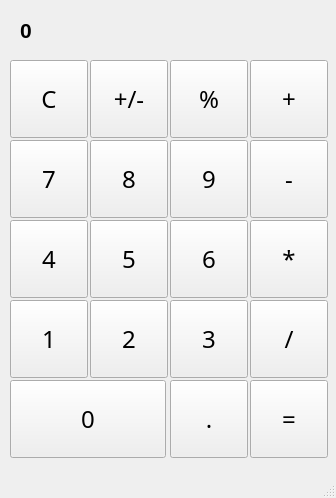
Qt form mainwindow.ui (Lyten1/calculator) before a commit.
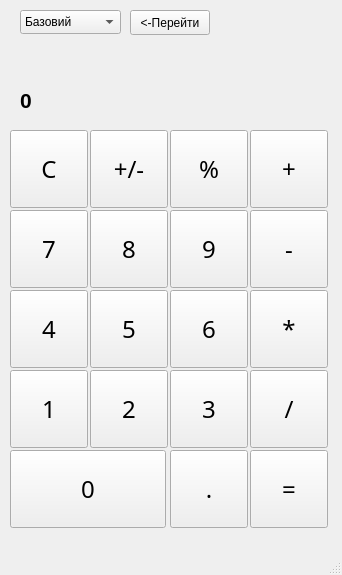
The same form after that commit.

Patch:
```diff
--- a/mainwindow.ui
+++ b/mainwindow.ui
@@ -6,8 +6,8 @@
    <rect>
     <x>0</x>
     <y>0</y>
-    <width>336</width>
-    <height>498</height>
+    <width>342</width>
+    <height>575</height>
    </rect>
   </property>
   <property name="windowTitle">
@@ -18,7 +18,7 @@
     <property name="geometry">
      <rect>
       <x>10</x>
-      <y>300</y>
+      <y>370</y>
       <width>78</width>
       <height>78</height>
      </rect>
@@ -37,7 +37,7 @@
     <property name="geometry">
      <rect>
       <x>90</x>
-      <y>300</y>
+      <y>370</y>
       <width>78</width>
       <height>78</height>
      </rect>
@@ -56,7 +56,7 @@
     <property name="geometry">
      <rect>
       <x>170</x>
-      <y>300</y>
+      <y>370</y>
       <width>78</width>
       <height>78</height>
      </rect>
@@ -75,7 +75,7 @@
     <property name="geometry">
      <rect>
       <x>10</x>
-      <y>220</y>
+      <y>290</y>
       <width>78</width>
       <height>78</height>
      </rect>
@@ -94,7 +94,7 @@
     <property name="geometry">
      <rect>
       <x>90</x>
-      <y>220</y>
+      <y>290</y>
       <width>78</width>
       <height>78</height>
      </rect>
@@ -113,7 +113,7 @@
     <property name="geometry">
      <rect>
       <x>170</x>
-      <y>220</y>
+      <y>290</y>
       <width>78</width>
       <height>78</height>
      </rect>
@@ -132,7 +132,7 @@
     <property name="geometry">
      <rect>
       <x>10</x>
-      <y>140</y>
+      <y>210</y>
       <width>78</width>
       <height>78</height>
      </rect>
@@ -151,7 +151,7 @@
     <property name="geometry">
      <rect>
       <x>90</x>
-      <y>140</y>
+      <y>210</y>
       <width>78</width>
       <height>78</height>
      </rect>
@@ -170,7 +170,7 @@
     <property name="geometry">
      <rect>
       <x>170</x>
-      <y>140</y>
+      <y>210</y>
       <width>78</width>
       <height>78</height>
      </rect>
@@ -189,7 +189,7 @@
     <property name="geometry">
      <rect>
       <x>10</x>
-      <y>60</y>
+      <y>130</y>
       <width>78</width>
       <height>78</height>
      </rect>
@@ -208,7 +208,7 @@
     <property name="geometry">
      <rect>
       <x>90</x>
-      <y>60</y>
+      <y>130</y>
       <width>78</width>
       <height>78</height>
      </rect>
@@ -227,7 +227,7 @@
     <property name="geometry">
      <rect>
       <x>170</x>
-      <y>60</y>
+      <y>130</y>
       <width>78</width>
       <height>78</height>
      </rect>
@@ -246,7 +246,7 @@
     <property name="geometry">
      <rect>
       <x>10</x>
-      <y>380</y>
+      <y>450</y>
       <width>156</width>
       <height>78</height>
      </rect>
@@ -265,7 +265,7 @@
     <property name="geometry">
      <rect>
       <x>170</x>
-      <y>380</y>
+      <y>450</y>
       <width>78</width>
       <height>78</height>
      </rect>
@@ -284,7 +284,7 @@
     <property name="geometry">
      <rect>
       <x>250</x>
-      <y>60</y>
+      <y>130</y>
       <width>78</width>
       <height>78</height>
      </rect>
@@ -303,7 +303,7 @@
     <property name="geometry">
      <rect>
       <x>250</x>
-      <y>140</y>
+      <y>210</y>
       <width>78</width>
       <height>78</height>
      </rect>
@@ -322,7 +322,7 @@
     <property name="geometry">
      <rect>
       <x>250</x>
-      <y>220</y>
+      <y>290</y>
       <width>78</width>
       <height>78</height>
      </rect>
@@ -341,7 +341,7 @@
     <property name="geometry">
      <rect>
       <x>250</x>
-      <y>380</y>
+      <y>450</y>
       <width>78</width>
       <height>78</height>
      </rect>
@@ -360,7 +360,7 @@
     <property name="geometry">
      <rect>
       <x>20</x>
-      <y>10</y>
+      <y>80</y>
       <width>301</width>
       <height>41</height>
      </rect>
@@ -388,7 +388,7 @@
     <property name="geometry">
      <rect>
       <x>250</x>
-      <y>300</y>
+      <y>370</y>
       <width>78</width>
       <height>78</height>
      </rect>
@@ -403,6 +403,39 @@
      <string>/</string>
     </property>
    </widget>
+   <widget class="QComboBox" name="calculation_type">
+    <property name="geometry">
+     <rect>
+      <x>20</x>
+      <y>10</y>
+      <width>101</width>
+      <height>24</height>
+     </rect>
+    </property>
+    <item>
+     <property name="text">
+      <string>Базовий</string>
+     </property>
+    </item>
+    <item>
+     <property name="text">
+      <string>Програміста</string>
+     </property>
+    </item>
+   </widget>
+   <widget class="QPushButton" name="another_wnd">
+    <property name="geometry">
+     <rect>
+      <x>130</x>
+      <y>10</y>
+      <width>80</width>
+      <height>25</height>
+     </rect>
+    </property>
+    <property name="text">
+     <string>&lt;-Перейти</string>
+    </property>
+   </widget>
   </widget>
   <widget class="QMenuBar" name="menubar">
    <property name="geometry">
```
Left out of the diff: 4 changed lines with no effect on the pictures.
